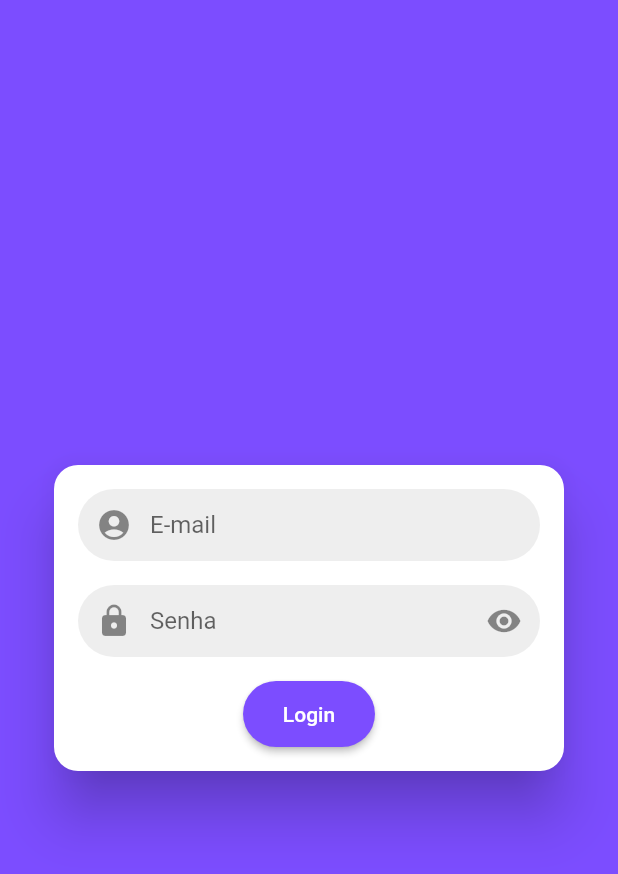
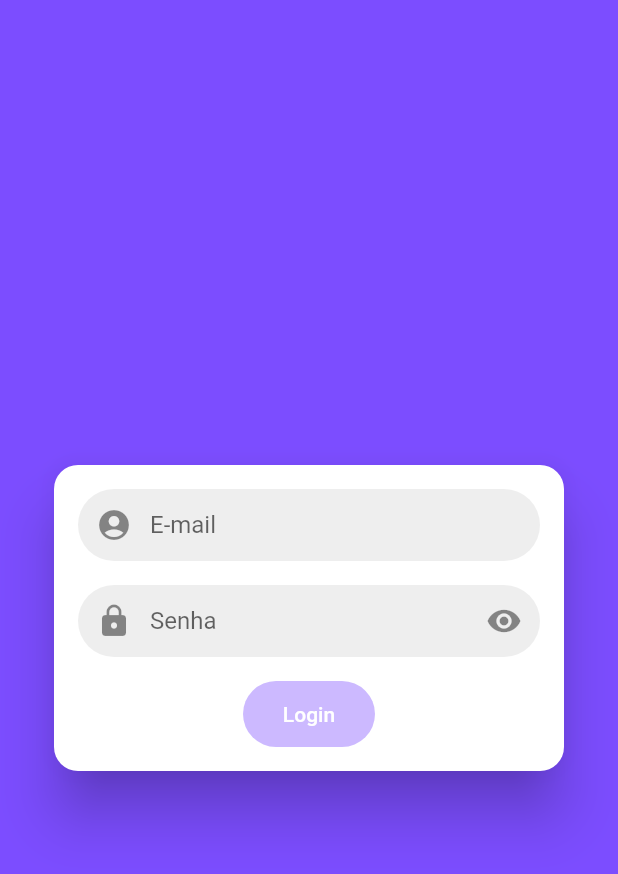
Before and after one commit to danilovalerio/todo_simple_mobx, a Flutter app: the screen it shows after launch, on a phone screen of 412 x 824 dp. Shown: the top 874 px of the screen. Run offline on Flutter 3.47's test engine with Material 2 defaults, Android fonts, the phone set to English and light mode, and no system bars; our stand-ins replace flutter_mobx, mobx; generated files the repository leaves out were written again.

Commit message:
obveserver para UI no botao login verificar se o form preenchido e valido

```diff
--- a/lib/screens/login_screen.dart
+++ b/lib/screens/login_screen.dart
@@ -1,4 +1,5 @@
 import 'package:flutter/material.dart';
+import 'package:flutter_mobx/flutter_mobx.dart';
 import 'package:todo_simple_mobx/stores/login_store.dart';
 import 'package:todo_simple_mobx/widgets/custom_icon_button.dart';
 import 'package:todo_simple_mobx/widgets/custom_text_field.dart';
@@ -6,13 +7,11 @@ import 'package:todo_simple_mobx/widgets/custom_text_field.dart';
 import 'list_screen.dart';
 
 class LoginScreen extends StatefulWidget {
-
   @override
   _LoginScreenState createState() => _LoginScreenState();
 }
 
 class _LoginScreenState extends State<LoginScreen> {
-
   LoginStore loginStore = LoginStore();
 
   @override
@@ -39,7 +38,9 @@ class _LoginScreenState extends State<LoginScreen> {
                       onChanged: loginStore.setEmail,
                       enabled: true,
                     ),
-                    const SizedBox(height: 16,),
+                    const SizedBox(
+                      height: 16,
+                    ),
                     CustomTextField(
                       hint: 'Senha',
                       prefix: Icon(Icons.lock),
@@ -49,13 +50,15 @@ class _LoginScreenState extends State<LoginScreen> {
                       suffix: CustomIconButton(
                         radius: 32,
                         iconData: Icons.visibility,
-                        onTap: (){
-
-                        },
+                        onTap: () {},
                       ),
                     ),
-                    const SizedBox(height: 16,),
-                    SizedBox(
+                    const SizedBox(
+                      height: 16,
+                    ),
+                    Observer(
+                      builder: (_) {
+                        return SizedBox(
                           height: 44,
                           child: RaisedButton(
                             shape: RoundedRectangleBorder(
@@ -63,19 +66,24 @@ class _LoginScreenState extends State<LoginScreen> {
                             ),
                             child: Text('Login'),
                             color: Theme.of(context).primaryColor,
-                        disabledColor: Theme.of(context).primaryColor.withAlpha(100),
+                            disabledColor:
+                                Theme.of(context).primaryColor.withAlpha(100),
                             textColor: Colors.white,
-                        onPressed: (){
+                            onPressed: loginStore.isFormValid
+                                ? () {
                                     Navigator.of(context).pushReplacement(
-                            MaterialPageRoute(builder: (context)=>ListScreen())
+                                        MaterialPageRoute(
+                                            builder: (context) =>
+                                                ListScreen()));
+                                  }
+                                : null,
+                          ),
                         );
                       },
                     ),
-                    )
                   ],
                 ),
-              )
-          ),
+              )),
         ),
       ),
     );
```
Lines whose indentation alone changed are shown as unchanged.
